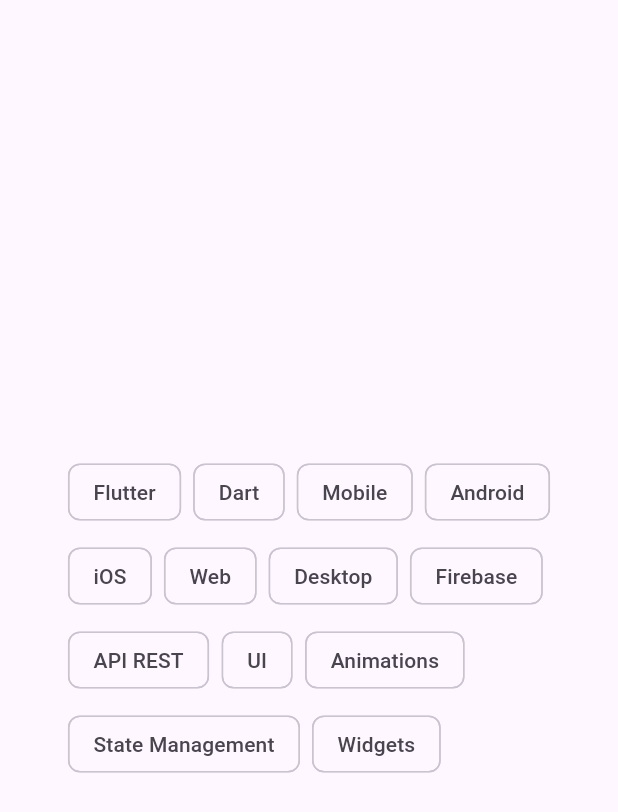
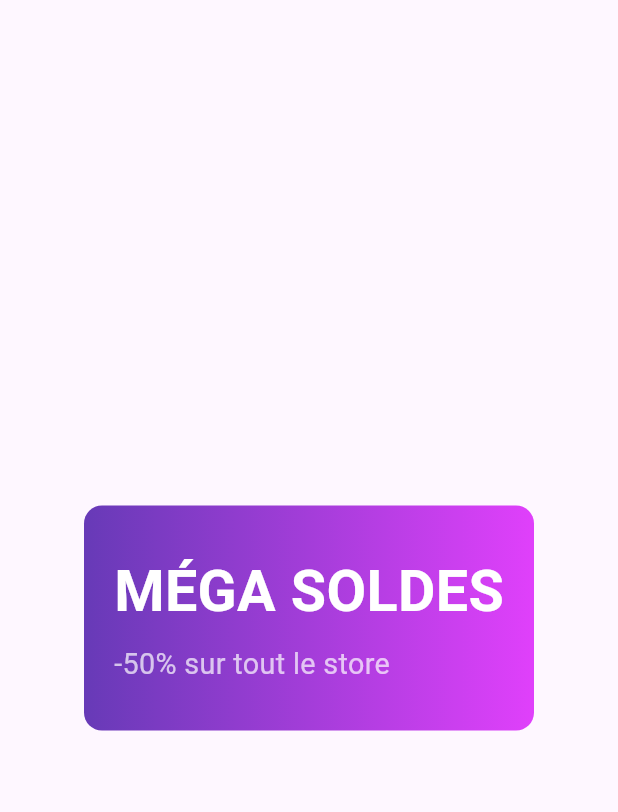
Before and after one commit to Boboface-omar/Flutter-First-Project, a Flutter app: the screen it shows after launch, on a phone screen of 412 x 824 dp. Shown: the top 812 px of the screen. Run offline on Flutter 3.47's test engine with Material 3 defaults, Android fonts, the phone set to English and light mode, and no system bars.

Commit message:
Flutter Layout FittedBox

```diff
--- a/flutter_lab/lib/main.dart
+++ b/flutter_lab/lib/main.dart
@@ -5,29 +5,49 @@ void main() {
     const MaterialApp(
       debugShowCheckedModeBanner: false,
       home: Scaffold(
-        body: Center(child: ListeTags()),
+        body: Center(child: Banniere()),
       ),
     ),
   );
 }
 
-class ListeTags extends StatelessWidget {
-  const ListeTags({super.key});
+class Banniere extends StatelessWidget {
+  const Banniere({super.key});
 
   @override
   Widget build(BuildContext context) {
-    final tags = [
-      'Flutter', 'Dart', 'Mobile', 'Android', 'iOS',
-      'Web', 'Desktop', 'Firebase', 'API REST', 'UI',
-      'Animations', 'State Management', 'Widgets',
-    ];
-
-    return Padding(
-      padding: const EdgeInsets.all(16),
-      child: Wrap(
-        spacing: 8,
-        runSpacing: 8,
-        children: tags.map((tag) => Chip(label: Text(tag))).toList(),
+    return Container(
+      width: 300,
+      height: 150,
+      decoration: BoxDecoration(
+        gradient: LinearGradient(
+          colors: [Colors.deepPurple, Colors.purpleAccent],
+        ),
+        borderRadius: BorderRadius.circular(12),
+      ),
+      padding: const EdgeInsets.all(20),
+      child: FittedBox(
+        fit: BoxFit.contain,
+        alignment: Alignment.centerLeft,
+        child: Column(
+          crossAxisAlignment: CrossAxisAlignment.start,
+          mainAxisSize: MainAxisSize.min,
+          children: const [
+            Text(
+              'MÉGA SOLDES',
+              style: TextStyle(
+                color: Colors.white,
+                fontSize: 40,
+                fontWeight: FontWeight.bold,
+              ),
+            ),
+            SizedBox(height: 8),
+            Text(
+              '-50% sur tout le store',
+              style: TextStyle(color: Colors.white70, fontSize: 20),
+            ),
+          ],
+        ),
       ),
     );
   }
```
